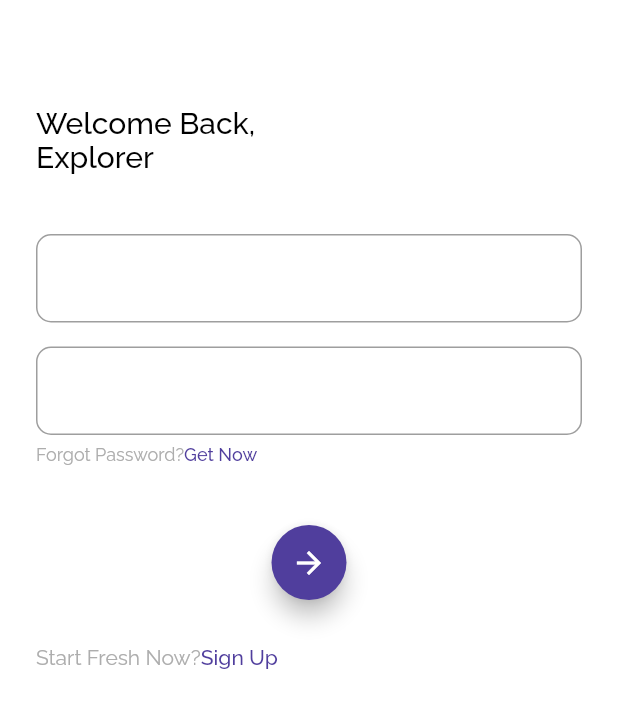
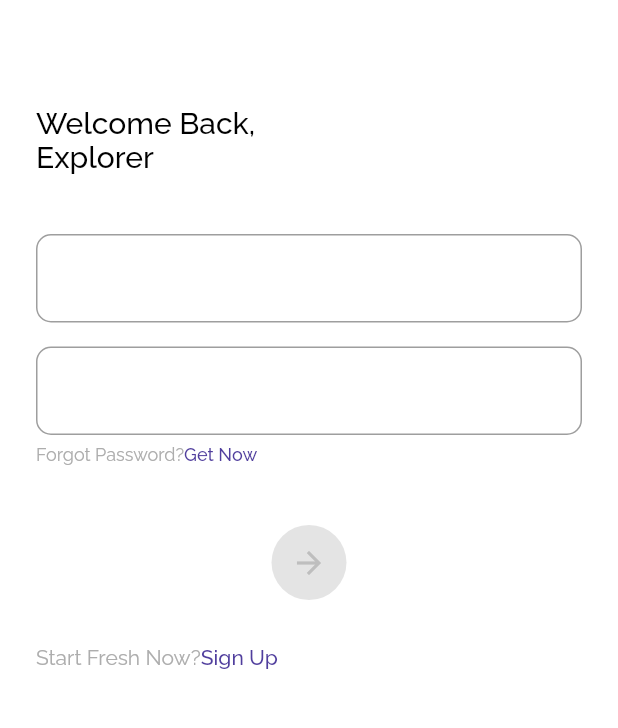
Before and after one commit to ijlalbm/bwa_flutix, a Flutter app: the screen it shows after launch, after a tap on "Sign In", on a phone screen of 412 x 824 dp, the part 150-878 px from its top. Run offline on Flutter 3.47's test engine with Material 2 defaults, Android fonts, the phone set to English and light mode, and no system bars; our stand-ins replace another_flushbar, bloc, cloud_firestore, email_validator, equatable, firebase_auth and 4 more; accounts and stored records are empty.

Commit message:
UI login

```diff
--- a/lib/main.dart
+++ b/lib/main.dart
@@ -39,11 +39,6 @@ class MyApp extends StatelessWidget {
           builder: (_, themeState) {
             return MaterialApp(
               debugShowCheckedModeBanner: false,
-              theme: ThemeData(
-                  //     colorScheme: ColorScheme.fromSwatch(
-                  //   primarySwatch: Colors.red,
-                  // ),
-                  ),
               home: Wrapper(),
             );
           },
--- a/lib/ui/pages/pages.dart
+++ b/lib/ui/pages/pages.dart
@@ -1,9 +1,12 @@
+import 'package:another_flushbar/flushbar.dart';
 import 'package:bwa_flutix/services/services.dart';
 import 'package:bwa_flutix/shared/shared.dart';
 import 'package:firebase_auth/firebase_auth.dart';
 import 'package:flutter/material.dart';
+import 'package:flutter_spinkit/flutter_spinkit.dart';
 import 'package:provider/provider.dart';
 import 'package:flutter_bloc/flutter_bloc.dart';
+import 'package:email_validator/email_validator.dart';
 
 import '../../bloc/blocs.dart';
 
--- a/lib/ui/pages/sign_in_page.dart
+++ b/lib/ui/pages/sign_in_page.dart
@@ -19,12 +19,19 @@ class _SignInPageState extends State<SignInPage> {
   Widget build(BuildContext context) {
     context.read<ThemeBloc>().add(
           ChangeTheme(
-            ThemeData().copyWith(
-                colorScheme:
-                    ColorScheme.fromSwatch().copyWith(primary: Colors.red)),
+            ThemeData(
+              colorScheme: ColorScheme.fromSwatch(
+                primarySwatch: Colors.red,
+              ),
+            ),
           ),
         );
-    return Scaffold(
+    return WillPopScope(
+      onWillPop: () async {
+        context.read<PageBloc>().add(GoToSplashPage());
+        return false;
+      },
+      child: Scaffold(
           backgroundColor: Colors.white,
           body: Container(
             margin: EdgeInsets.only(
@@ -55,6 +62,11 @@ class _SignInPageState extends State<SignInPage> {
                     ),
                   ),
                   TextField(
+                    onChanged: (text) {
+                      setState(() {
+                        isEmailValid = EmailValidator.validate(text);
+                      });
+                    },
                     controller: emailController,
                     decoration: InputDecoration(
                       border: OutlineInputBorder(
@@ -68,6 +80,11 @@ class _SignInPageState extends State<SignInPage> {
                     height: 16,
                   ),
                   TextField(
+                    onChanged: (text) {
+                      setState(() {
+                        isPasswordValid = text.length >= 6;
+                      });
+                    },
                     controller: passwordController,
                     decoration: InputDecoration(
                       border: OutlineInputBorder(
@@ -101,10 +118,47 @@ class _SignInPageState extends State<SignInPage> {
                         top: 40,
                         bottom: 30,
                       ),
-                    child: FloatingActionButton(
-                      onPressed: () {},
-                      child: Icon(Icons.arrow_forward),
-                      backgroundColor: mainColor,
+                      child: isSigningIn
+                          ? SpinKitFadingCircle(
+                              color: mainColor,
+                            )
+                          : FloatingActionButton(
+                              elevation: 0,
+                              child: Icon(
+                                Icons.arrow_forward,
+                                color: isEmailValid && isPasswordValid
+                                    ? Colors.white
+                                    : Color(0xFFBEBEBE),
+                              ),
+                              backgroundColor: isEmailValid && isPasswordValid
+                                  ? mainColor
+                                  : Color(0xFFE4E4E4),
+                              onPressed: isEmailValid && isPasswordValid
+                                  ? () async {
+                                      setState(() {
+                                        isSigningIn = true;
+                                      });
+
+                                      SignInSignUpResult result =
+                                          await AuthServices.signIn(
+                                              emailController.text,
+                                              passwordController.text);
+
+                                      if (result.user == null) {
+                                        setState(() {
+                                          isSigningIn = false;
+                                        });
+
+                                        Flushbar(
+                                          duration: Duration(seconds: 4),
+                                          flushbarPosition:
+                                              FlushbarPosition.TOP,
+                                          backgroundColor: Color(0xFFFF5C83),
+                                          message: result.message,
+                                        )..show(context);
+                                      }
+                                    }
+                                  : null,
                             ),
                     ),
                   ),
@@ -112,7 +166,8 @@ class _SignInPageState extends State<SignInPage> {
                     children: <Widget>[
                       Text(
                         'Start Fresh Now?',
-                      style: greyTextFont.copyWith(fontWeight: FontWeight.w400),
+                        style:
+                            greyTextFont.copyWith(fontWeight: FontWeight.w400),
                       ),
                       Text(
                         'Sign Up',
@@ -123,6 +178,7 @@ class _SignInPageState extends State<SignInPage> {
                 ],
               ),
             ]),
-        ));
+          )),
+    );
   }
 }
```
Also changed, not shown: pubspec.yaml (+4 -3 lines), pubspec.lock. Lines whose indentation alone changed are shown as unchanged.
